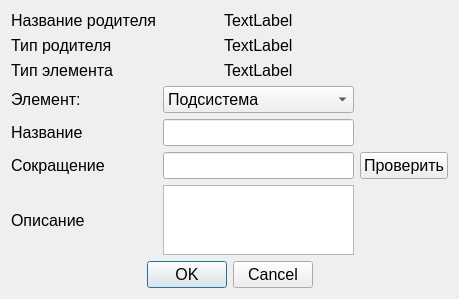
Before: the Qt Designer form plugins/architect/widgets/architect/newarhitectelementdialog.ui in gen1izh/cpp, drawn with Qt 5.
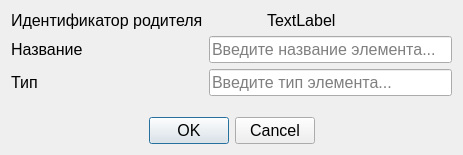
After: the same form once the commit is applied. Icons and pictures are not drawn.

Commit message: upd: рефакторинг структуры проекта. Вместо жесткого дерева (система, подсистема, компонент, модуль) - гибкое дерево.

The edit to the form file:
```diff
--- a/plugins/architect/widgets/architect/newarhitectelementdialog.ui
+++ b/plugins/architect/widgets/architect/newarhitectelementdialog.ui
@@ -6,8 +6,8 @@
    <rect>
     <x>0</x>
     <y>0</y>
-    <width>459</width>
-    <height>298</height>
+    <width>463</width>
+    <height>155</height>
    </rect>
   </property>
   <property name="font">
@@ -23,64 +23,41 @@
     <normaloff>:/images/raznoe31/raznoe31/48x48/112.png</normaloff>:/images/raznoe31/raznoe31/48x48/112.png</iconset>
   </property>
   <layout class="QGridLayout" name="gridLayout">
-   <item row="3" column="1" colspan="3">
-    <widget class="QComboBox" name="archElementBox">
-     <item>
-      <property name="text">
-       <string>Подсистема</string>
-      </property>
-     </item>
-     <item>
-      <property name="text">
-       <string>Компонент</string>
-      </property>
-     </item>
-     <item>
-      <property name="text">
-       <string>Модуль</string>
-      </property>
-     </item>
-    </widget>
-   </item>
-   <item row="3" column="0">
-    <widget class="QLabel" name="label_7">
-     <property name="text">
-      <string>Элемент:</string>
+   <item row="2" column="1" colspan="4">
+    <widget class="QLineEdit" name="typeEdit">
+     <property name="toolTip">
+      <string>Введите название элемента. Н-р компонент, система, модуль...</string>
      </property>
+     <property name="placeholderText">
+      <string>Введите тип элемента...</string>
+     </property>
     </widget>
    </item>
-   <item row="5" column="0">
-    <widget class="QLabel" name="label_4">
-     <property name="text">
-      <string>Сокращение</string>
+   <item row="1" column="1" colspan="4">
+    <widget class="QLineEdit" name="nameEdit">
+     <property name="toolTip">
+      <string>Введите название элемента...</string>
+     </property>
+     <property name="placeholderText">
+      <string>Введите название элемента...</string>
      </property>
     </widget>
    </item>
    <item row="1" column="0">
-    <widget class="QLabel" name="label_5">
+    <widget class="QLabel" name="label_2">
      <property name="text">
-      <string>Тип родителя</string>
+      <string>Название</string>
      </property>
     </widget>
    </item>
-   <item row="5" column="4">
-    <widget class="QPushButton" name="checkButton">
+   <item row="2" column="0">
+    <widget class="QLabel" name="label">
      <property name="text">
-      <string>Проверить</string>
+      <string>Тип</string>
      </property>
     </widget>
    </item>
-   <item row="6" column="1" colspan="3">
-    <widget class="QTextEdit" name="descriptionArchitectEdit"/>
-   </item>
-   <item row="0" column="0">
-    <widget class="QLabel" name="label_3">
-     <property name="text">
-      <string>Название родителя</string>
-     </property>
-    </widget>
-   </item>
-   <item row="7" column="0">
+   <item row="3" column="1">
     <spacer name="verticalSpacer">
      <property name="orientation">
       <enum>Qt::Vertical</enum>
@@ -93,47 +70,6 @@
      </property>
     </spacer>
    </item>
-   <item row="4" column="0">
-    <widget class="QLabel" name="label_2">
-     <property name="text">
-      <string>Название</string>
-     </property>
-    </widget>
-   </item>
-   <item row="4" column="1" colspan="3">
-    <widget class="QLineEdit" name="nameEdit"/>
-   </item>
-   <item row="6" column="0">
-    <widget class="QLabel" name="label">
-     <property name="text">
-      <string>Описание</string>
-     </property>
-    </widget>
-   </item>
-   <item row="5" column="1" colspan="3">
-    <widget class="QLineEdit" name="smallTextEdit"/>
-   </item>
-   <item row="2" column="0">
-    <widget class="QLabel" name="label_6">
-     <property name="text">
-      <string>Тип элемента</string>
-     </property>
-    </widget>
-   </item>
-   <item row="2" column="2">
-    <widget class="QLabel" name="elementTypeLabel">
-     <property name="text">
-      <string>TextLabel</string>
-     </property>
-    </widget>
-   </item>
-   <item row="1" column="2">
-    <widget class="QLabel" name="parentTypeLabel">
-     <property name="text">
-      <string>TextLabel</string>
-     </property>
-    </widget>
-   </item>
    <item row="0" column="2">
     <widget class="QLabel" name="parentNameLabel">
      <property name="text">
@@ -141,7 +77,14 @@
      </property>
     </widget>
    </item>
-   <item row="8" column="0" colspan="5">
+   <item row="0" column="0">
+    <widget class="QLabel" name="label_3">
+     <property name="text">
+      <string>Идентификатор родителя</string>
+     </property>
+    </widget>
+   </item>
+   <item row="4" column="0" colspan="5">
     <widget class="QDialogButtonBox" name="buttonBox">
      <property name="orientation">
       <enum>Qt::Horizontal</enum>
```
Left out of the diff: 2 changed lines with no effect on the pictures. The commit also changes 65 other files.
